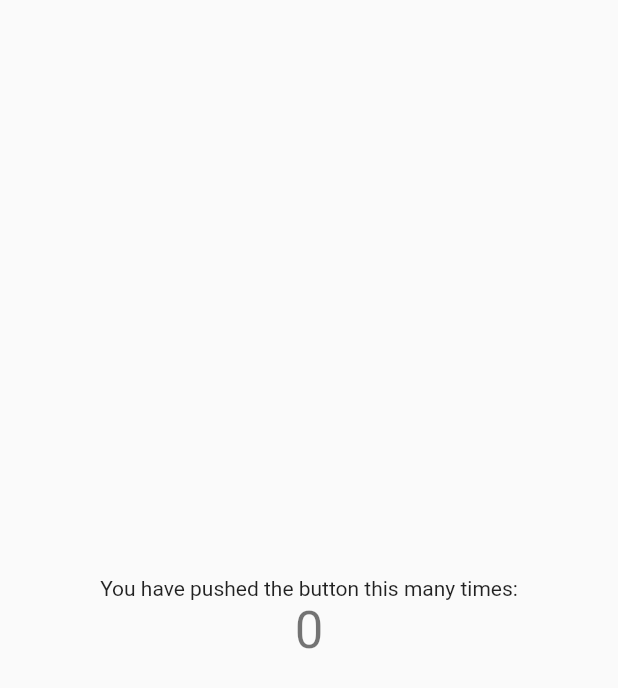
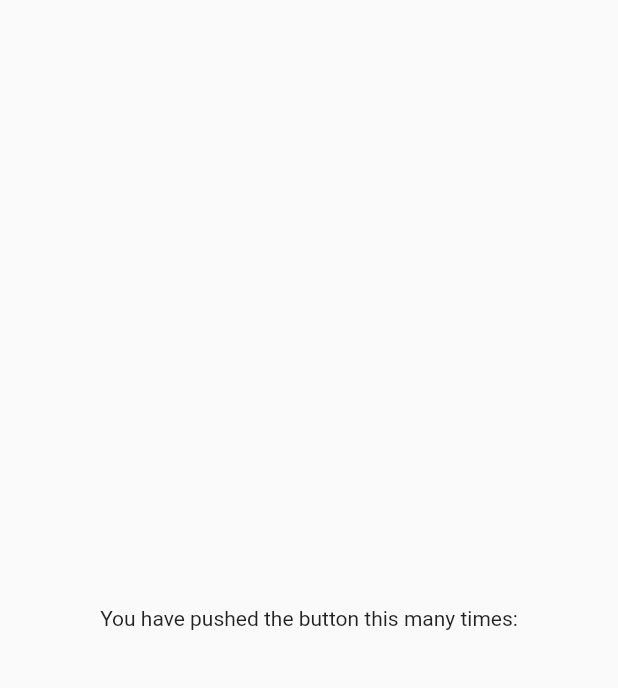
Before and after one commit to laOLIVAesVERDE/PokemonSampleAppWithFlutter, a Flutter app: the screen it shows after launch, on a phone screen of 412 x 824 dp. Shown: the top 688 px of the screen. Run offline on Flutter 3.47's test engine with Material 2 defaults, Android fonts, the phone set to English and light mode, and no system bars.

Commit message:
Update main.dart

```diff
--- a/lib/main.dart
+++ b/lib/main.dart
@@ -28,13 +28,6 @@ class MyHomePage extends StatefulWidget {
 }
 
 class _MyHomePageState extends State<MyHomePage> {
-  int _counter = 0;
-
-  void _incrementCounter() {
-    setState(() {
-      _counter++;
-    });
-  }
 
   @override
   Widget build(BuildContext context) {
@@ -42,13 +35,9 @@ class _MyHomePageState extends State<MyHomePage> {
       body: Center(
         child: Column(
           mainAxisAlignment: MainAxisAlignment.center,
-          children: <Widget>[
-            const Text(
+          children: const <Widget>[
+            Text(
               'You have pushed the button this many times:',
-            ),
-            Text(
-              '$_counter',
-              style: Theme.of(context).textTheme.headline4,
             ),
           ],
         ),
```
